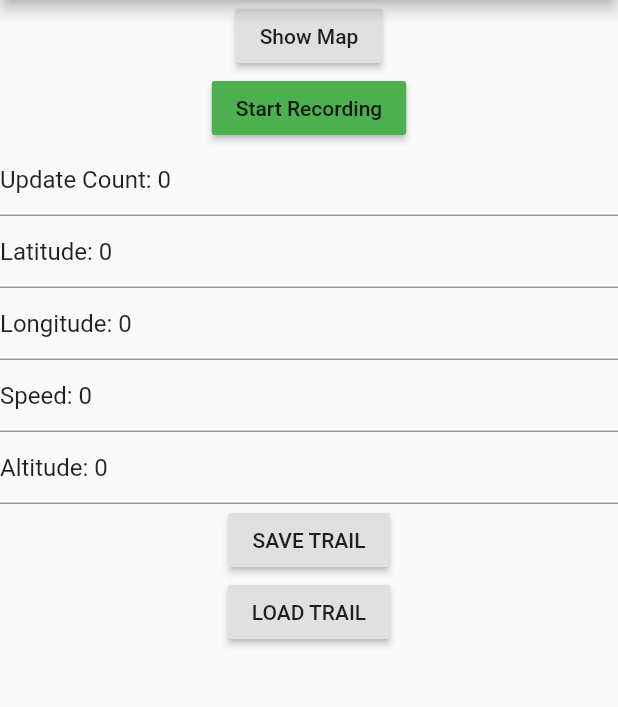
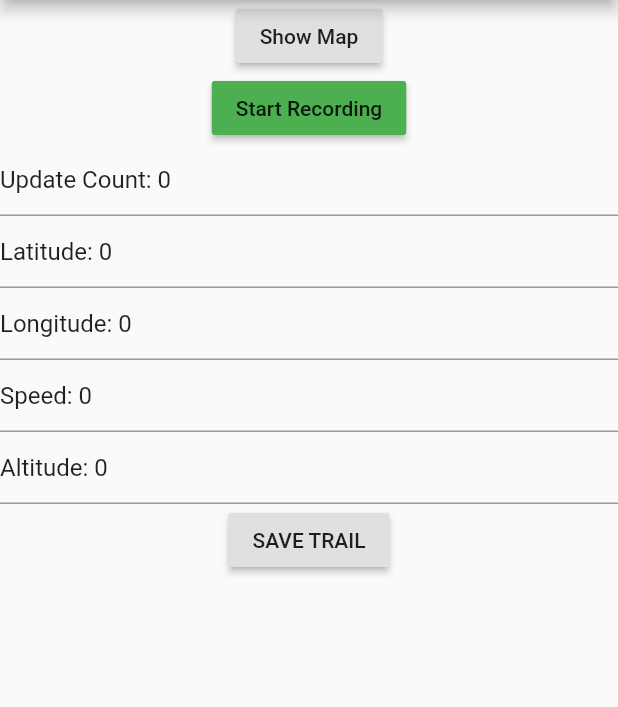
Before and after one commit to finleyp/BikeTrail467, a Flutter app: the screen it shows after launch, on a phone screen of 412 x 824 dp, the part 84-791 px from its top. Run offline on Flutter 3.47's test engine with Material 2 defaults, Android fonts, the light colour scheme and no system bars; our stand-ins replace geolocator; missing offline and left inert: map_view; statements that could not run were skipped.

Commit message:
removed unnecesarry button

```diff
--- a/lib/main.dart
+++ b/lib/main.dart
@@ -387,10 +387,10 @@ class _MapPageState extends State<MapPage> {
           new TextField(controller: altitudeController),
           new RaisedButton(
             child:  Text("SAVE TRAIL"),
-            onPressed: _showDialog),
-          new RaisedButton(
-            child: new Text("LOAD TRAIL"),
-            onPressed: () => buildFromJson(),)
+              onPressed: _showDialog),
+          //new RaisedButton(
+           // child: new Text("LOAD TRAIL"),
+          //  onPressed: () => buildFromJson(),)
         ],
       ),
 
```
